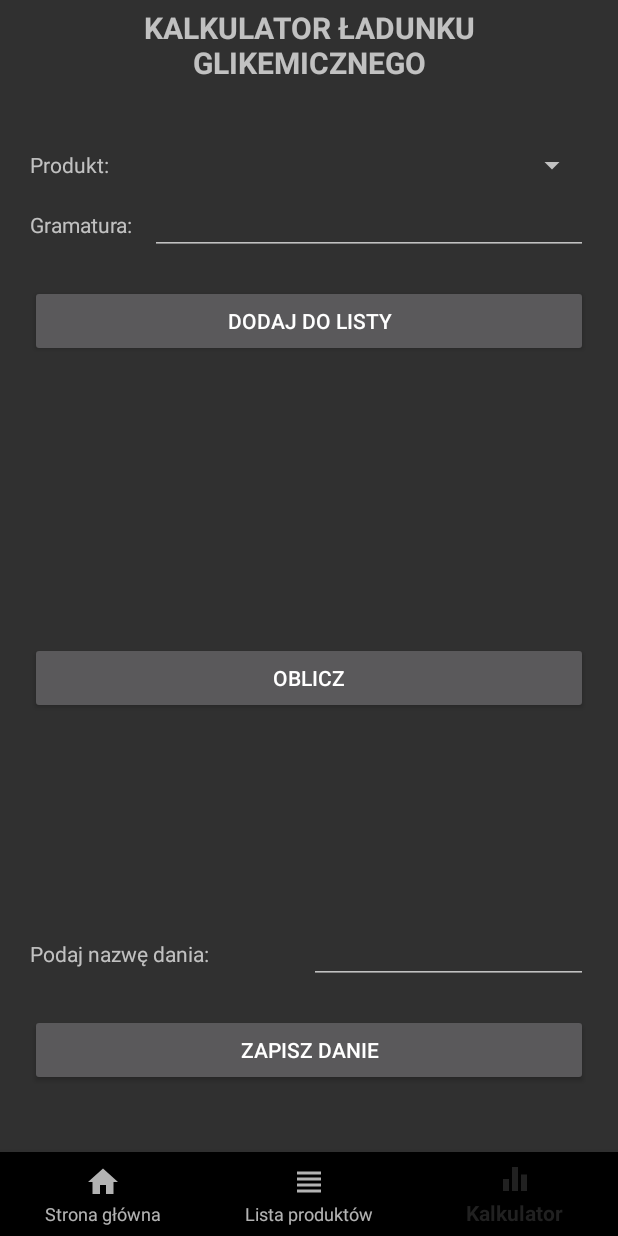
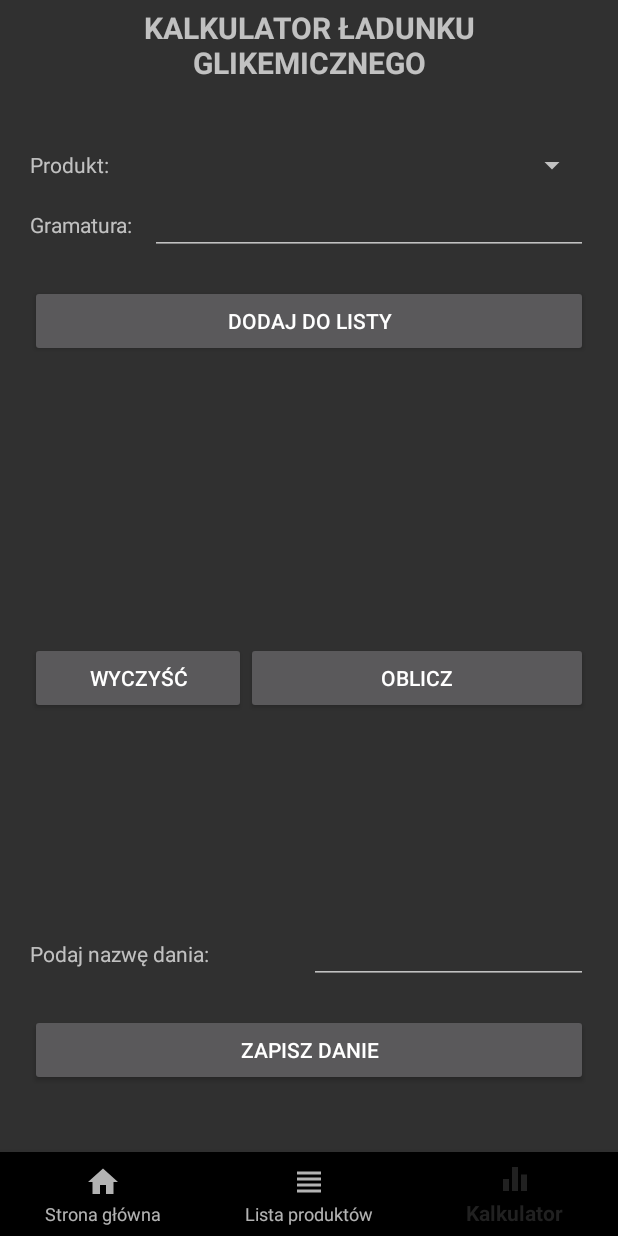
Before and after one commit to awochniak/mobileProgramming, an Android app: the screen it shows after launch (MainActivity), item 3 of the bottom bar chosen, on a phone screen of 412 x 824 dp. Run offline under Robolectric (Android 15) with nearby library versions, the phone set to English and light mode, and no system bars; our stand-ins replace Firebase (no records; nobody signed in at launch, a user with empty details on screens opened directly), Picasso; pictures from the network do not load.

Commit message:
Add recipe model + clear button

```diff
--- a/app/build.gradle
+++ b/app/build.gradle
@@ -32,6 +32,7 @@ dependencies {
     implementation 'android.arch.navigation:navigation-ui:1.0.0'
     implementation 'com.google.firebase:firebase-database:16.0.4'
     implementation 'com.squareup.picasso:picasso:2.71828'
+    implementation 'com.google.code.gson:gson:2.8.5'
 
     testImplementation 'junit:junit:4.12'
     androidTestImplementation 'androidx.test.ext:junit:1.1.0'
--- a/app/src/main/java/com/example/mobileprogramming/service/DBHelper.java
+++ b/app/src/main/java/com/example/mobileprogramming/service/DBHelper.java
@@ -15,7 +15,6 @@ import androidx.annotation.NonNull;
 
 public class DBHelper {
     public void getProducts(FirebaseDBCallback callback){
-        System.out.println("weszło");
         FirebaseDatabase database = FirebaseDatabase.getInstance();
         DatabaseReference ref = database.getReference(Config.PRODUCTS_COLLECTION_NAME);
 
--- a/app/src/main/java/com/example/mobileprogramming/ui/fragments/AboutFragment.java
+++ b/app/src/main/java/com/example/mobileprogramming/ui/fragments/AboutFragment.java
@@ -63,6 +63,7 @@ public class AboutFragment extends Fragment {
 
         Button button = getActivity().findViewById(R.id.addButton);
         Button countButton = getActivity().findViewById(R.id.countButton);
+        Button clearButton = getActivity().findViewById(R.id.clearButton);
 
         Spinner spinner = getActivity().findViewById(R.id.spinnerValue);
 
@@ -84,6 +85,11 @@ public class AboutFragment extends Fragment {
             Double index = glc.getGlycemicalLoad(selectedProductsArray, ingredients);
             glycIndex.setText(String.valueOf(Math.round(index)));
             Utils.setIndexColor(glycIndex, index);
+        });
+
+        clearButton.setOnClickListener(v -> {
+            ingredients.clear();
+            adapter.notifyDataSetChanged();
         });
 
     }
--- a/app/src/main/res/layout/calc_fragment.xml
+++ b/app/src/main/res/layout/calc_fragment.xml
@@ -95,11 +95,24 @@
             android:layout_width="wrap_content"
             android:layout_height="20sp" />
 
-        <Button
-            android:id="@+id/countButton"
+        <LinearLayout
             android:layout_width="match_parent"
-            android:layout_height="wrap_content"
-            android:text="Oblicz" />
+            android:layout_height="match_parent"
+            android:orientation="horizontal">
+
+            <Button
+                android:id="@+id/clearButton"
+                android:layout_width="match_parent"
+                android:layout_height="match_parent"
+                android:layout_weight="1"
+                android:text="Wyczyść" />
+
+            <Button
+                android:id="@+id/countButton"
+                android:layout_width="228dp"
+                android:layout_height="wrap_content"
+                android:text="Oblicz" />
+        </LinearLayout>
 
         <Space
             android:layout_width="match_parent"
```
Also changed, not shown: app/src/main/java/com/example/mobileprogramming/model/Recipe.java (added, +29 -0 lines).
